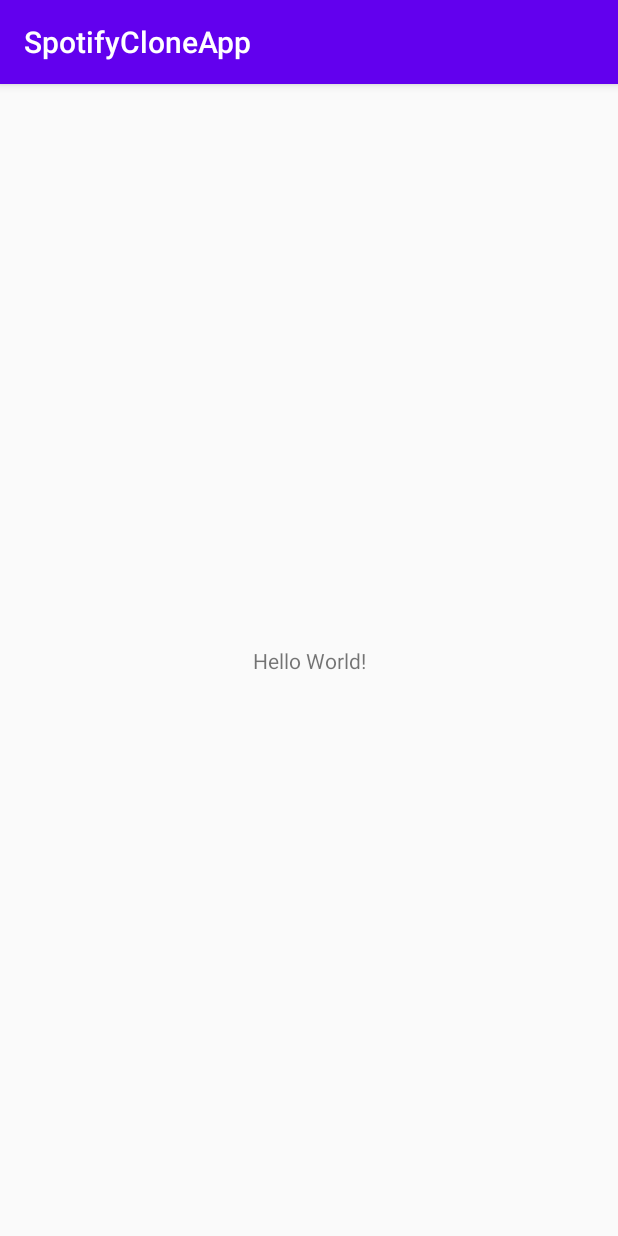
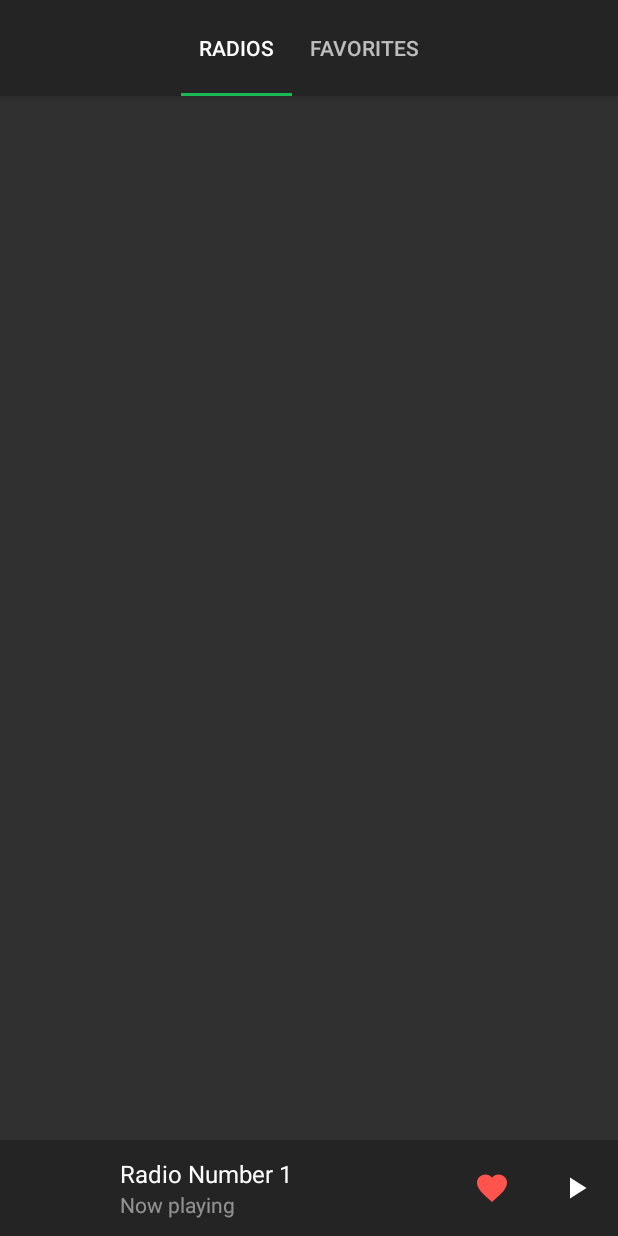
Before and after one commit to esraekenn/SpotifyCloneApp, an Android app: the screen it shows after launch (MainActivity), on a phone screen of 412 x 824 dp. Run offline under Robolectric (Android 15) with nearby library versions, the phone set to English and light mode, and no system bars.

Commit message:
Added fragments and adapter

```diff
--- a/app/src/main/AndroidManifest.xml
+++ b/app/src/main/AndroidManifest.xml
@@ -9,7 +9,7 @@
         android:roundIcon="@mipmap/ic_launcher_round"
         android:supportsRtl="true"
         android:theme="@style/AppTheme">
-        <activity android:name=".MainActivity">
+        <activity android:name=".main.MainActivity">
             <intent-filter>
                 <action android:name="android.intent.action.MAIN" />
 
--- a/app/src/main/java/com/example/spotifycloneapp/MainActivity.kt
+++ /dev/null
@@ -1,13 +0,0 @@
-
-package com.example.spotifycloneapp
-
-import androidx.appcompat.app.AppCompatActivity
-import android.os.Bundle
-
-class MainActivity : AppCompatActivity() {
-
-    override fun onCreate(savedInstanceState: Bundle?) {
-        super.onCreate(savedInstanceState)
-        setContentView(R.layout.activity_main)
-    }
-}
--- /dev/null
+++ b/app/src/main/java/com/example/spotifycloneapp/favorites/FavoriteFragment.kt
@@ -0,0 +1,19 @@
+package com.example.spotifycloneapp.favorites
+
+import android.os.Bundle
+import android.view.LayoutInflater
+import android.view.View
+import android.view.ViewGroup
+import androidx.fragment.app.Fragment
+import com.example.spotifycloneapp.R
+
+class FavoriteFragment : Fragment() {
+
+    override fun onCreateView(
+        inflater: LayoutInflater,
+        container: ViewGroup?,
+        savedInstanceState: Bundle?
+    ): View? {
+        return inflater.inflate(R.layout.fragment_favorites, container, false)
+    }
+}
--- /dev/null
+++ b/app/src/main/java/com/example/spotifycloneapp/main/MainActivity.kt
@@ -0,0 +1,24 @@
+
+package com.example.spotifycloneapp.main
+
+import androidx.appcompat.app.AppCompatActivity
+import android.os.Bundle
+import androidx.fragment.app.FragmentStatePagerAdapter
+import com.example.spotifycloneapp.R
+import kotlinx.android.synthetic.main.activity_main.*
+
+class MainActivity : AppCompatActivity() {
+
+    override fun onCreate(savedInstanceState: Bundle?) {
+        super.onCreate(savedInstanceState)
+        setContentView(R.layout.activity_main)
+
+        viewPager.adapter = MainPagerAdapter(
+            context = this,
+            fm = supportFragmentManager,
+            behavior = FragmentStatePagerAdapter.BEHAVIOR_RESUME_ONLY_CURRENT_FRAGMENT
+        )
+
+        tabLayout.setupWithViewPager(viewPager)
+    }
+}
--- /dev/null
+++ b/app/src/main/java/com/example/spotifycloneapp/main/MainPagerAdapter.kt
@@ -0,0 +1,37 @@
+package com.example.spotifycloneapp.main
+
+import android.content.Context
+import androidx.fragment.app.Fragment
+import androidx.fragment.app.FragmentManager
+import androidx.fragment.app.FragmentStatePagerAdapter
+import com.example.spotifycloneapp.R
+import com.example.spotifycloneapp.favorites.FavoriteFragment
+import com.example.spotifycloneapp.radios.RadiosFragment
+
+class MainPagerAdapter(context: Context, fm: FragmentManager, behavior: Int) :
+    FragmentStatePagerAdapter(fm, behavior) {
+
+    private val tabLayoutTexts: Array<String> = context.resources.getStringArray(R.array.tabs)
+
+    override fun getItem(position: Int): Fragment {
+        return when (position) {
+            POSITION_RADIOS -> RadiosFragment()
+            POSITION_FAVORITES -> FavoriteFragment()
+            else -> throw IllegalStateException("Undefined position $position. Max count is $TAB_COUNT")
+        }
+    }
+
+    override fun getCount(): Int = TAB_COUNT
+
+    override fun getPageTitle(position: Int): CharSequence? = tabLayoutTexts[position].toUpperCase()
+
+    companion object {
+
+        private const val TAB_COUNT = 2
+
+        private const val POSITION_RADIOS = 0
+        private const val POSITION_FAVORITES = 1
+
+    }
+
+}
--- /dev/null
+++ b/app/src/main/java/com/example/spotifycloneapp/radios/RadiosFragment.kt
@@ -0,0 +1,19 @@
+package com.example.spotifycloneapp.radios
+
+import android.os.Bundle
+import android.view.LayoutInflater
+import android.view.View
+import android.view.ViewGroup
+import androidx.fragment.app.Fragment
+import com.example.spotifycloneapp.R
+
+class RadiosFragment : Fragment() {
+
+    override fun onCreateView(
+        inflater: LayoutInflater,
+        container: ViewGroup?,
+        savedInstanceState: Bundle?
+    ): View? {
+        return inflater.inflate(R.layout.fragment_radios, container, false)
+    }
+}
--- /dev/null
+++ b/app/src/main/res/drawable/favorite.xml
@@ -0,0 +1,9 @@
+<vector xmlns:android="http://schemas.android.com/apk/res/android"
+    android:width="24dp"
+    android:height="24dp"
+    android:viewportWidth="24"
+    android:viewportHeight="24">
+  <path
+      android:fillColor="#FF000000"
+      android:pathData="M12,21.35l-1.45,-1.32C5.4,15.36 2,12.28 2,8.5 2,5.42 4.42,3 7.5,3c1.74,0 3.41,0.81 4.5,2.09C13.09,3.81 14.76,3 16.5,3 19.58,3 22,5.42 22,8.5c0,3.78 -3.4,6.86 -8.55,11.54L12,21.35z"/>
+</vector>
--- /dev/null
+++ b/app/src/main/res/drawable/pause.xml
@@ -0,0 +1,9 @@
+<vector xmlns:android="http://schemas.android.com/apk/res/android"
+    android:width="24dp"
+    android:height="24dp"
+    android:viewportWidth="24"
+    android:viewportHeight="24">
+  <path
+      android:fillColor="#FF000000"
+      android:pathData="M6,19h4L10,5L6,5v14zM14,5v14h4L18,5h-4z"/>
+</vector>
--- /dev/null
+++ b/app/src/main/res/drawable/play_arrow.xml
@@ -0,0 +1,9 @@
+<vector xmlns:android="http://schemas.android.com/apk/res/android"
+    android:width="24dp"
+    android:height="24dp"
+    android:viewportWidth="24"
+    android:viewportHeight="24">
+  <path
+      android:fillColor="#FF000000"
+      android:pathData="M8,5v14l11,-7z"/>
+</vector>
--- a/app/src/main/res/layout/activity_main.xml
+++ b/app/src/main/res/layout/activity_main.xml
@@ -1,18 +1,46 @@
 <?xml version="1.0" encoding="utf-8"?>
-<androidx.constraintlayout.widget.ConstraintLayout xmlns:android="http://schemas.android.com/apk/res/android"
+<RelativeLayout xmlns:android="http://schemas.android.com/apk/res/android"
     xmlns:app="http://schemas.android.com/apk/res-auto"
     xmlns:tools="http://schemas.android.com/tools"
     android:layout_width="match_parent"
     android:layout_height="match_parent"
-    tools:context=".MainActivity">
+    tools:context=".main.MainActivity">
 
-    <TextView
+    <com.google.android.material.appbar.AppBarLayout
+        android:id="@+id/appBarLayout"
+        android:layout_width="match_parent"
+        android:layout_height="@dimen/sizeTabLayout"
+        android:background="@color/colorBottomPlayer">
+
+        <RelativeLayout
+            android:layout_width="match_parent"
+            android:layout_height="match_parent">
+
+            <com.google.android.material.tabs.TabLayout
+                android:id="@+id/tabLayout"
+                android:layout_width="wrap_content"
+                android:layout_height="match_parent"
+                android:layout_centerInParent="true"
+                app:tabGravity="center"
+                app:tabMode="scrollable" />
+
+        </RelativeLayout>
+
+    </com.google.android.material.appbar.AppBarLayout>
+
+    <androidx.viewpager.widget.ViewPager
+        android:id="@+id/viewPager"
+        android:layout_width="match_parent"
+        android:layout_height="match_parent"
+        android:layout_above="@+id/layoutBottomPlayer"
+        android:layout_below="@+id/appBarLayout" />
+
+    <include
+        android:id="@+id/layoutBottomPlayer"
+        layout="@layout/include_bottom_player"
         android:layout_width="wrap_content"
-        android:layout_height="wrap_content"
-        android:text="Hello World!"
-        app:layout_constraintBottom_toBottomOf="parent"
-        app:layout_constraintLeft_toLeftOf="parent"
-        app:layout_constraintRight_toRightOf="parent"
-        app:layout_constraintTop_toTopOf="parent" />
+        android:layout_height="@dimen/sizeBottomPlayer"
+        android:layout_alignParentBottom="true" />
 
-</androidx.constraintlayout.widget.ConstraintLayout>
+
+</RelativeLayout>
--- /dev/null
+++ b/app/src/main/res/layout/fragment_favorites.xml
@@ -0,0 +1,6 @@
+<?xml version="1.0" encoding="utf-8"?>
+<LinearLayout xmlns:android="http://schemas.android.com/apk/res/android"
+    android:layout_width="match_parent"
+    android:layout_height="match_parent">
+
+</LinearLayout>
--- /dev/null
+++ b/app/src/main/res/layout/fragment_radios.xml
@@ -0,0 +1,6 @@
+<?xml version="1.0" encoding="utf-8"?>
+<LinearLayout xmlns:android="http://schemas.android.com/apk/res/android"
+    android:layout_width="match_parent"
+    android:layout_height="match_parent">
+
+</LinearLayout>
--- /dev/null
+++ b/app/src/main/res/layout/include_bottom_player.xml
@@ -0,0 +1,71 @@
+<?xml version="1.0" encoding="utf-8"?>
+<RelativeLayout xmlns:android="http://schemas.android.com/apk/res/android"
+    xmlns:app="http://schemas.android.com/apk/res-auto"
+    xmlns:tools="http://schemas.android.com/tools"
+    android:layout_width="match_parent"
+    android:layout_height="@dimen/sizeBottomPlayer"
+    android:background="@color/colorBottomPlayer">
+
+
+    <androidx.appcompat.widget.AppCompatImageView
+        android:id="@+id/imageViewRadioIcon"
+        android:layout_width="@dimen/sizeBottomPlayerIcon"
+        android:layout_height="@dimen/sizeBottomPlayerIcon"
+        android:layout_centerVertical="true"
+        android:layout_marginLeft="@dimen/margin_16dp" />
+
+
+    <LinearLayout
+        android:id="@+id/layoutRadioInfo"
+        android:layout_width="match_parent"
+        android:layout_height="wrap_content"
+        android:layout_centerVertical="true"
+        android:layout_marginLeft="@dimen/margin_16dp"
+        android:layout_toLeftOf="@+id/imageViewFavorite"
+        android:layout_toRightOf="@+id/imageViewRadioIcon"
+        android:orientation="vertical">
+
+        <androidx.appcompat.widget.AppCompatTextView
+            android:layout_width="wrap_content"
+            android:layout_height="wrap_content"
+            android:textColor="@color/colorWhite"
+            android:textSize="@dimen/textSizeTitle"
+            android:text="Radio Number 1" />
+
+        <androidx.appcompat.widget.AppCompatTextView
+            android:layout_width="wrap_content"
+            android:layout_height="wrap_content"
+            android:alpha="0.5"
+            android:textColor="@color/colorWhite"
+            android:textSize="@dimen/textSizeSubtitle"
+            android:text="Now playing" />
+
+    </LinearLayout>
+
+
+    <androidx.appcompat.widget.AppCompatImageView
+        android:id="@+id/imageViewPlayPause"
+        android:layout_width="wrap_content"
+        android:layout_height="wrap_content"
+        android:layout_alignParentRight="true"
+        android:layout_centerVertical="true"
+        android:background="?attr/selectableItemBackgroundBorderless"
+        android:clickable="true"
+        android:padding="@dimen/padding_16dp"
+        app:srcCompat="@drawable/play_arrow"
+        app:tint="@color/colorWhite" />
+
+    <androidx.appcompat.widget.AppCompatImageView
+        android:id="@+id/imageViewFavorite"
+        android:layout_width="wrap_content"
+        android:layout_height="wrap_content"
+        android:layout_centerVertical="true"
+        android:layout_toLeftOf="@+id/imageViewPlayPause"
+        android:background="?attr/selectableItemBackgroundBorderless"
+        android:clickable="true"
+        android:padding="@dimen/padding_16dp"
+        app:srcCompat="@drawable/favorite"
+        app:tint="@color/colorRed" />
+
+
+</RelativeLayout>
--- a/app/src/main/res/values/colors.xml
+++ b/app/src/main/res/values/colors.xml
@@ -1,6 +1,14 @@
 <?xml version="1.0" encoding="utf-8"?>
 <resources>
-    <color name="colorPrimary">#6200EE</color>
-    <color name="colorPrimaryDark">#3700B3</color>
-    <color name="colorAccent">#03DAC5</color>
+    <color name="colorPrimary">#333333</color>
+    <color name="colorPrimaryDark">#1E1E1E</color>
+    <color name="colorAccent">#1BB954</color>
+
+    <color name="colorWhite">#ffffff</color>
+    <color name="colorRed">#FF544D</color>
+
+    <color name="colorTabLayout">#242424</color>
+
+    <color name="colorBottomPlayer">#242424</color>
+
 </resources>
--- /dev/null
+++ b/app/src/main/res/values/dimens.xml
@@ -0,0 +1,23 @@
+<?xml version="1.0" encoding="utf-8"?>
+<resources>
+
+    <dimen name="textSizeSmall">12sp</dimen>
+    <dimen name="textSizeRegular">14sp</dimen>
+    <dimen name="textSizeMedium">16sp</dimen>
+    <dimen name="textSizeLarge">18sp</dimen>
+
+    <dimen name="textSizeTitle">@dimen/textSizeMedium</dimen>
+    <dimen name="textSizeSubtitle">@dimen/textSizeRegular</dimen>
+
+    <dimen name="margin_16dp">16dp</dimen>
+
+    <dimen name="padding_16dp">16dp</dimen>
+
+
+    <dimen name="sizeTabLayout">64dp</dimen>
+
+    <dimen name="sizeBottomPlayer">64dp</dimen>
+    <dimen name="sizeBottomPlayerIcon">48dp</dimen>
+    <dimen name="sizeBottomPlayerAction">24dp</dimen>
+
+</resources>
--- a/app/src/main/res/values/strings.xml
+++ b/app/src/main/res/values/strings.xml
@@ -1,3 +1,12 @@
 <resources>
-    <string name="app_name">SpotifyCloneApp</string>
+    <string name="app_name">AndroidCourse101</string>
+
+    <string-array name="tabs">
+        <item>Radios</item>
+        <item>Favorites</item>
+    </string-array>
+
+    <string name="player_status_buffering">Buffering&#8230;</string>
+    <string name="player_status_now_playing">Now Playing&#8230;</string>
+    <string name="player_status_error">Error.</string>
 </resources>
--- a/app/src/main/res/values/styles.xml
+++ b/app/src/main/res/values/styles.xml
@@ -1,7 +1,7 @@
 <resources>
 
     <!-- Base application theme. -->
-    <style name="AppTheme" parent="Theme.AppCompat.Light.DarkActionBar">
+    <style name="AppTheme" parent="Theme.AppCompat.NoActionBar">
         <!-- Customize your theme here. -->
         <item name="colorPrimary">@color/colorPrimary</item>
         <item name="colorPrimaryDark">@color/colorPrimaryDark</item>
```
Also changed, not shown: app/build.gradle (+7 -0 lines).
